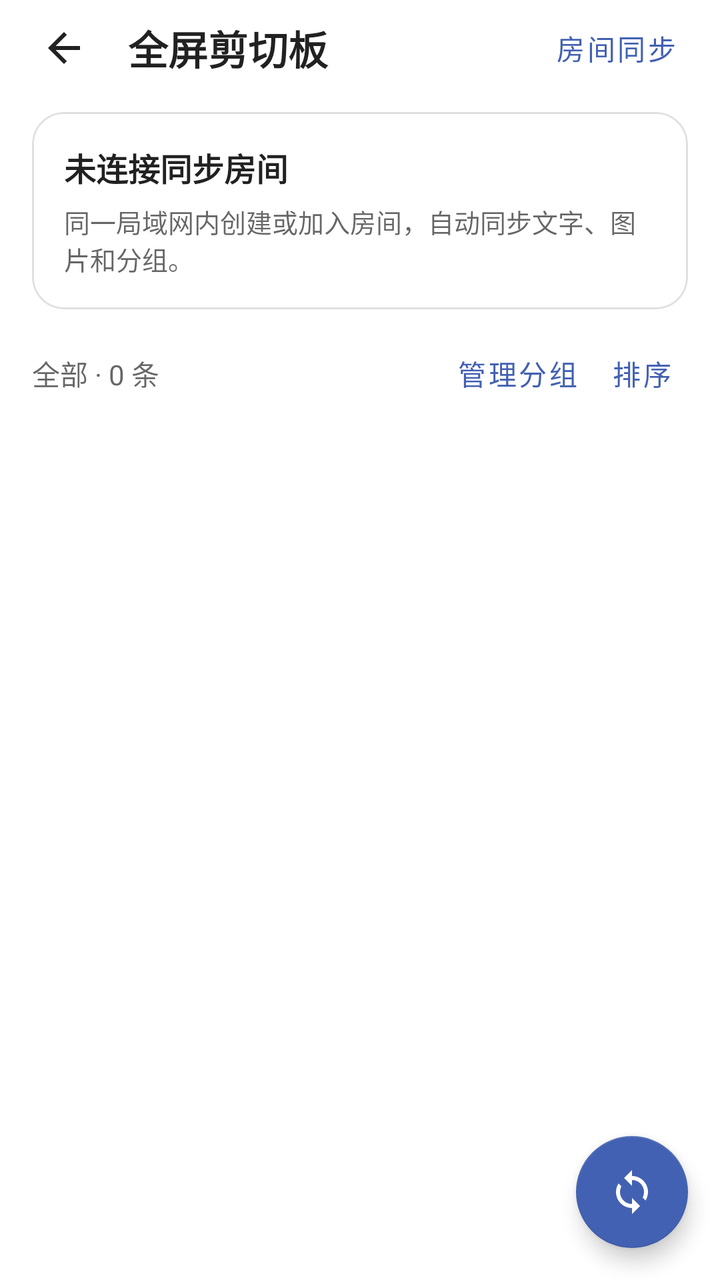
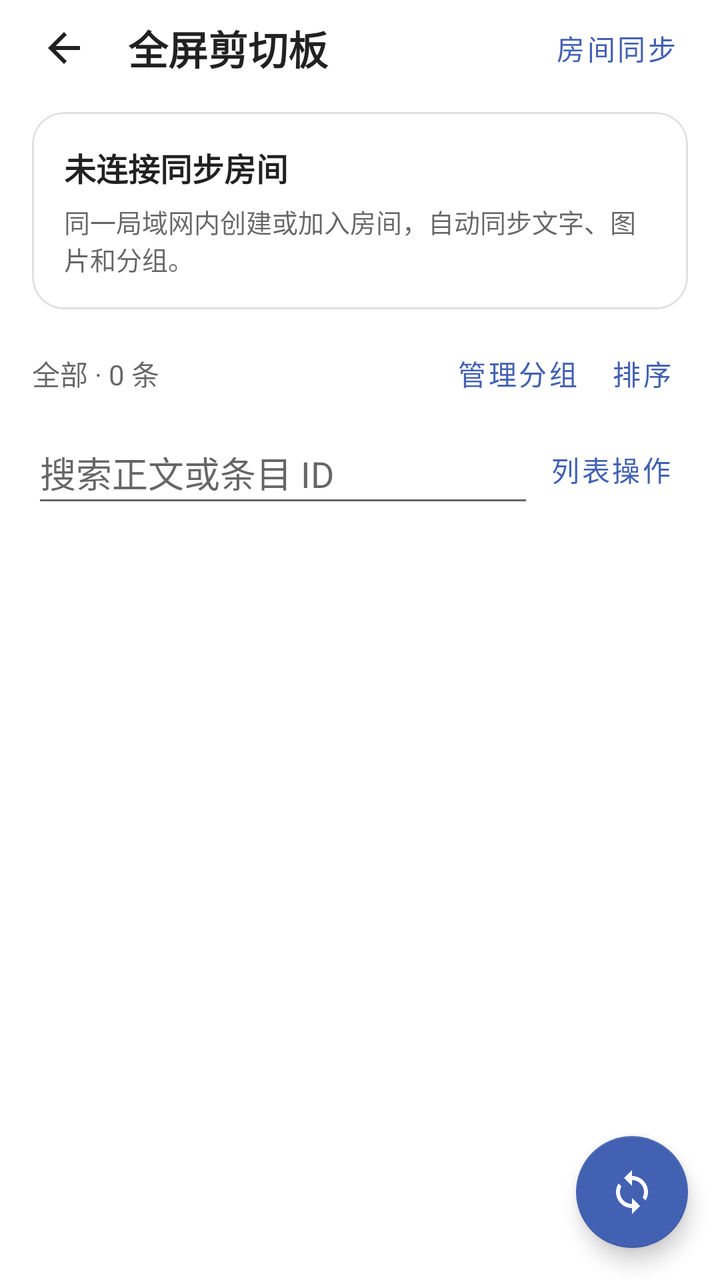

An Android layout rendered at two revisions. The XML below is the earlier revision; the diff shows what the commit changed to produce the second picture.
<!-- AndroidManifest.xml: activity theme Theme.ClipboardManageMaterial -->
<!-- res/layout/activity_clipboard_manage.xml -->
<?xml version="1.0" encoding="utf-8"?>
<androidx.coordinatorlayout.widget.CoordinatorLayout
    xmlns:android="http://schemas.android.com/apk/res/android"
    xmlns:app="http://schemas.android.com/apk/res-auto"
    android:layout_width="match_parent"
    android:layout_height="match_parent"
    android:background="?android:attr/colorBackground">

    <LinearLayout
        android:layout_width="match_parent"
        android:layout_height="match_parent"
        android:orientation="vertical">
        <LinearLayout
            android:id="@+id/clipboard_manage_topbar"
            android:layout_width="match_parent"
            android:layout_height="wrap_content"
            android:gravity="center_vertical"
            android:orientation="horizontal"
            android:paddingHorizontal="8dp">
            <ImageButton
                android:id="@+id/clipboard_manage_back"
                android:layout_width="48dp"
                android:layout_height="48dp"
                android:background="?attr/selectableItemBackgroundBorderless"
                android:padding="12dp"
                android:src="@drawable/ic_baseline_arrow_back_24"
                app:tint="?android:attr/textColorPrimary"
                android:contentDescription="@string/back_to_keyboard" />
            <TextView
                android:id="@+id/clipboard_manage_title"
                android:layout_width="0dp"
                android:layout_height="wrap_content"
                android:layout_weight="1"
                android:text="全屏剪切板"
                android:textColor="?android:attr/textColorPrimary"
                android:textSize="20sp"
                android:textStyle="bold"
                android:paddingHorizontal="8dp" />
            <com.google.android.material.button.MaterialButton
                android:id="@+id/clipboard_manage_sync"
                style="@style/Widget.MaterialComponents.Button.TextButton"
                android:layout_width="wrap_content"
                android:layout_height="wrap_content"
                android:minHeight="48dp"
                android:text="房间同步" />
        </LinearLayout>

        <com.google.android.material.card.MaterialCardView
            android:id="@+id/clipboard_room_card"
            android:layout_width="match_parent"
            android:layout_height="wrap_content"
            android:layout_marginHorizontal="16dp"
            android:layout_marginTop="8dp"
            android:layout_marginBottom="8dp"
            app:cardCornerRadius="16dp"
            app:cardElevation="0dp"
            app:strokeWidth="1dp"
            app:strokeColor="?attr/colorControlHighlight">
            <LinearLayout
                android:layout_width="match_parent"
                android:layout_height="wrap_content"
                android:orientation="vertical"
                android:padding="16dp">
                <TextView
                    android:id="@+id/clipboard_room_status"
                    android:layout_width="match_parent"
                    android:layout_height="wrap_content"
                    android:text="未连接同步房间"
                    android:textColor="?android:attr/textColorPrimary"
                    android:textSize="16sp"
                    android:textStyle="bold" />
                <TextView
                    android:id="@+id/clipboard_room_detail"
                    android:layout_width="match_parent"
                    android:layout_height="wrap_content"
                    android:layout_marginTop="6dp"
                    android:text="同一局域网内创建或加入房间，自动同步文字、图片和分组。"
                    android:textColor="?android:attr/textColorSecondary"
                    android:textSize="13sp" />
            </LinearLayout>
        </com.google.android.material.card.MaterialCardView>

        <LinearLayout
            android:layout_width="match_parent"
            android:layout_height="wrap_content"
            android:orientation="horizontal"
            android:gravity="center_vertical"
            android:paddingHorizontal="16dp">
            <TextView
                android:id="@+id/clipboard_list_summary"
                android:layout_width="0dp"
                android:layout_height="wrap_content"
                android:layout_weight="1"
                android:text="全部 · 0 条"
                android:textColor="?android:attr/textColorSecondary" />
            <com.google.android.material.button.MaterialButton
                android:id="@+id/clipboard_manage_groups"
                style="@style/Widget.MaterialComponents.Button.TextButton"
                android:layout_width="wrap_content"
                android:layout_height="wrap_content"
                android:minWidth="0dp"
                android:minHeight="48dp"
                android:text="管理分组" />
            <com.google.android.material.button.MaterialButton
                android:id="@+id/clipboard_manage_sort"
                style="@style/Widget.MaterialComponents.Button.TextButton"
                android:layout_width="wrap_content"
                android:layout_height="wrap_content"
                android:minWidth="0dp"
                android:minHeight="48dp"
                android:text="排序" />
        </LinearLayout>
        <HorizontalScrollView
            android:layout_width="match_parent"
            android:layout_height="wrap_content"
            android:fillViewport="true"
            android:scrollbars="none"
            android:paddingHorizontal="16dp">
            <com.google.android.material.chip.ChipGroup
                android:id="@+id/clipboard_group_filters"
                android:layout_width="wrap_content"
                android:layout_height="wrap_content"
                app:singleLine="true"
                app:singleSelection="true"
                app:selectionRequired="true" />
        </HorizontalScrollView>
        <ProgressBar
            android:id="@+id/clipboard_sync_progress"
            style="?android:attr/progressBarStyleHorizontal"
            android:layout_width="match_parent"
            android:layout_height="4dp"
            android:max="100"
            android:visibility="gone" />
        <FrameLayout
            android:layout_width="match_parent"
            android:layout_height="0dp"
            android:layout_weight="1">
            <androidx.recyclerview.widget.RecyclerView
                android:id="@+id/clipboard_manage_list"
                android:layout_width="match_parent"
                android:layout_height="match_parent"
                android:clipToPadding="false"
                android:paddingTop="4dp"
                android:paddingBottom="88dp" />
            <TextView
                android:id="@+id/clipboard_manage_empty"
                android:layout_width="match_parent"
                android:layout_height="match_parent"
                android:gravity="center"
                android:padding="32dp"
                android:text="@string/clipboard_empty"
                android:textColor="?android:attr/textColorSecondary"
                android:textSize="15sp"
                android:visibility="gone" />
        </FrameLayout>
    </LinearLayout>
    <com.google.android.material.floatingactionbutton.FloatingActionButton
        android:id="@+id/clipboard_manage_fab"
        android:layout_width="wrap_content"
        android:layout_height="wrap_content"
        android:layout_gravity="bottom|end"
        android:layout_margin="16dp"
        android:src="@drawable/ic_baseline_sync_24"
        android:contentDescription="房间同步操作"
        app:tint="?attr/colorOnPrimary"
        app:backgroundTint="?attr/colorPrimary" />
</androidx.coordinatorlayout.widget.CoordinatorLayout>
<!-- resources referenced by this layout -->
<resources>
  <!-- drawable ic_baseline_arrow_back_24 (drawable) -->
  <vector xmlns:android="http://schemas.android.com/apk/res/android"
      android:width="24dp"
      android:height="24dp"
      android:autoMirrored="true"
      android:viewportWidth="24"
      android:viewportHeight="24">
      <path
          android:fillColor="#ffffff"
          android:pathData="M20,11H7.83l5.59,-5.59L12,4l-8,8 8,8 1.41,-1.41L7.83,13H20v-2z" />
  </vector>
  <!-- drawable ic_baseline_sync_24 (drawable) -->
  <vector xmlns:android="http://schemas.android.com/apk/res/android"
      android:width="24dp"
      android:height="24dp"
      android:viewportWidth="24"
      android:viewportHeight="24">
      <path
          android:fillColor="#ffffff"
          android:pathData="M12,4L12,1L8,5l4,4L12,6c3.31,0 6,2.69 6,6 0,1.01 -0.25,1.97 -0.7,2.8l1.46,1.46C19.54,15.03 20,13.57 20,12c0,-4.42 -3.58,-8 -8,-8zM12,18c-3.31,0 -6,-2.69 -6,-6 0,-1.01 0.25,-1.97 0.7,-2.8L5.24,7.74C4.46,8.97 4,10.43 4,12c0,4.42 3.58,8 8,8v3l4,-4 -4,-4v3z" />
  </vector>
  <string name="back_to_keyboard">Back to keyboard</string>
  <string name="clipboard_empty">剪切板为空，没有可导出的记录</string>
  <style name="Theme.ClipboardManageMaterial" parent="Theme.MaterialComponents.Light.NoActionBar">
          <item name="colorPrimary">#4361B2</item>
          <item name="colorPrimaryVariant">#304782</item>
          <item name="colorSecondary">#4361B2</item>
          <item name="android:colorAccent">#4361B2</item>
          <item name="android:windowLightStatusBar">true</item>
          <item name="android:windowLightNavigationBar">true</item>
      </style>
</resources>

<!-- the commit's change to res/layout/activity_clipboard_manage.xml (unified diff, before → after) -->
@@ -124,6 +124,32 @@
                 app:singleSelection="true"
                 app:selectionRequired="true" />
         </HorizontalScrollView>
+        <LinearLayout
+            android:layout_width="match_parent"
+            android:layout_height="wrap_content"
+            android:gravity="center_vertical"
+            android:orientation="horizontal"
+            android:paddingHorizontal="16dp">
+            <EditText
+                android:id="@+id/clipboard_manage_search"
+                android:layout_width="0dp"
+                android:layout_height="48dp"
+                android:layout_weight="1"
+                android:hint="搜索正文或条目 ID"
+                android:inputType="text"
+                android:imeOptions="actionSearch"
+                android:singleLine="true"
+                android:importantForAutofill="no"
+                android:saveEnabled="false" />
+            <com.google.android.material.button.MaterialButton
+                android:id="@+id/clipboard_manage_tools"
+                style="@style/Widget.MaterialComponents.Button.TextButton"
+                android:layout_width="wrap_content"
+                android:layout_height="wrap_content"
+                android:minWidth="0dp"
+                android:minHeight="48dp"
+                android:text="列表操作" />
+        </LinearLayout>
         <ProgressBar
             android:id="@+id/clipboard_sync_progress"
             style="?android:attr/progressBarStyleHorizontal"
